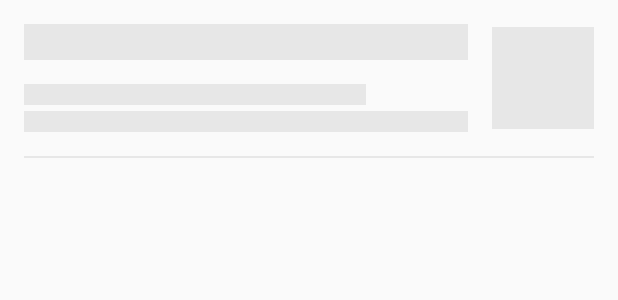
After one commit to shantudas/android-architecture-components-mvvm-retrofit-java, an Android app: the layout list_each_row_placeholder_headlines.xml on its own in the app's theme, with its tools: preview values and no code run, on a phone screen of 412 x 824 dp. The commit adds this screen. Shown: the top 300 px of the screen. Run offline under Robolectric (Android 15) with nearby library versions, the phone set to English and light mode, and no system bars.

Commit message:
shimmer added inside headlines

```diff
--- a/app/build.gradle
+++ b/app/build.gradle
@@ -43,6 +43,7 @@ dependencies {
     implementation 'com.squareup.retrofit2:converter-gson:2.4.0'
     implementation 'com.github.bumptech.glide:glide:4.11.0'
     annotationProcessor 'com.github.bumptech.glide:compiler:4.11.0'
+    implementation 'com.facebook.shimmer:shimmer:0.1.0@aar'
 
     testImplementation 'junit:junit:4.12'
     androidTestImplementation 'androidx.test.ext:junit:1.1.1'
--- /dev/null
+++ b/app/src/main/res/layout/list_each_row_placeholder_headlines.xml
@@ -0,0 +1,57 @@
+<?xml version="1.0" encoding="utf-8"?>
+<LinearLayout xmlns:android="http://schemas.android.com/apk/res/android"
+    android:layout_width="match_parent"
+    android:layout_height="wrap_content"
+    android:orientation="vertical">
+
+    <RelativeLayout
+        android:layout_width="match_parent"
+        android:layout_height="wrap_content"
+        android:layout_margin="16dp">
+
+        <LinearLayout
+            android:layout_width="match_parent"
+            android:layout_height="wrap_content"
+            android:layout_marginEnd="16dp"
+            android:layout_centerVertical="true"
+            android:layout_toStartOf="@+id/viewImage"
+            android:orientation="vertical">
+
+            <View
+                android:layout_width="match_parent"
+                android:layout_height="24dp"
+                android:background="@color/colorShimmer" />
+
+
+            <View
+                android:layout_width="match_parent"
+                android:layout_height="14dp"
+                android:layout_marginTop="16dp"
+                android:layout_marginEnd="68dp"
+                android:background="@color/colorShimmer" />
+
+            <View
+                android:layout_width="match_parent"
+                android:layout_height="14dp"
+                android:layout_marginTop="4dp"
+                android:background="@color/colorShimmer" />
+
+        </LinearLayout>
+
+        <View
+            android:id="@+id/viewImage"
+            android:layout_width="68dp"
+            android:layout_height="68dp"
+            android:layout_centerVertical="true"
+            android:layout_alignParentEnd="true"
+            android:background="@color/colorShimmer" />
+    </RelativeLayout>
+
+    <View
+        android:layout_width="match_parent"
+        android:layout_height="1dp"
+        android:layout_marginStart="16dp"
+        android:layout_marginEnd="16dp"
+        android:background="@color/divider"/>
+
+</LinearLayout>
--- a/app/src/main/res/navigation/mobile_navigation.xml
+++ b/app/src/main/res/navigation/mobile_navigation.xml
@@ -15,7 +15,7 @@
         android:id="@+id/navigation_headlines"
         android:name="com.snipex.shantu.androidarchitecturecomponentsmvvmretrofitwithjava.view.ui.Headlines.HeadlinesFragment"
         android:label="@string/title_headlines"
-        tools:layout="@layout/fragment_dashboard" />
+        tools:layout="@layout/fragment_headlines" />
 
     <fragment
         android:id="@+id/navigation_interests"
--- a/app/src/main/res/values/colors.xml
+++ b/app/src/main/res/values/colors.xml
@@ -4,4 +4,5 @@
     <color name="colorPrimaryDark">#00574B</color>
     <color name="colorAccent">#D81B60</color>
     <color name="divider">#e7e7e7</color>
+    <color name="colorShimmer">#e7e7e7</color>
 </resources>
```
Also changed, not shown: app/src/main/java/com/snipex/shantu/androidarchitecturecomponentsmvvmretrofitwithjava/view/ui/Headlines/HeadlinesFragment.java (+18 -3 lines), app/src/main/res/layout/fragment_headlines.xml (renamed from app/src/main/res/layout/fragment_dashboard.xml, +14 -0 lines), app/src/main/res/layout/layout_placeholder_headlines.xml (added, +49 -0 lines).
